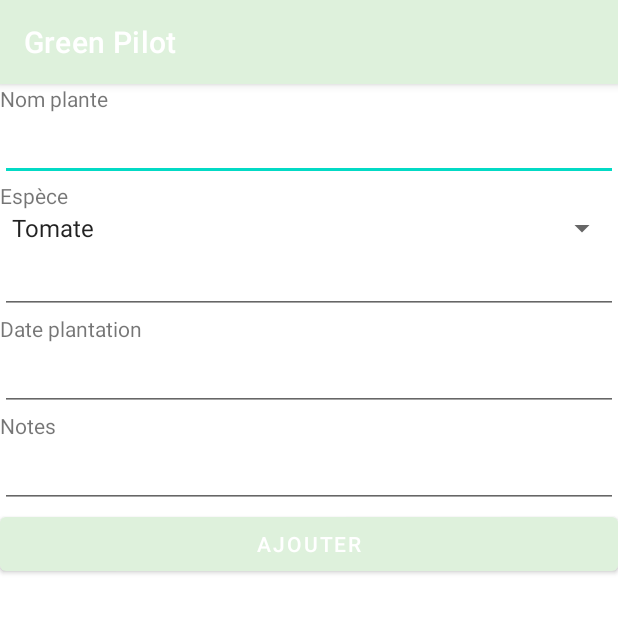
After one commit to MunierElsa/Green_Pilot, an Android app: the AddPlantActivity screen opened directly, with no data from a screen before it, on a phone screen of 412 x 824 dp, the top half of it. The commit adds this screen. Run offline under Robolectric (Android 15) with nearby library versions, the phone set to English and light mode, and no system bars.

Commit message:
Ajout AddPlant et création d'une liste test

```diff
--- /dev/null
+++ b/app/src/main/java/fr/epf/plantes_connectees/AddPlantActivity.kt
@@ -0,0 +1,53 @@
+package fr.epf.plantes_connectees
+
+import android.os.Bundle
+import android.util.Log
+import android.widget.Button
+import android.widget.EditText
+import android.widget.Spinner
+import androidx.appcompat.app.AppCompatActivity
+import fr.epf.plantes_connectees.data.ListPlantObject
+import fr.epf.plantes_connectees.model.Plante
+
+class AddPlantActivity : AppCompatActivity() {
+    override fun onCreate(savedInstanceState: Bundle?) {
+        super.onCreate(savedInstanceState)
+        setContentView(R.layout.activity_addplant)
+
+        ListPlantObject.createListPlant()
+        val nameEditText: EditText = findViewById<EditText>(R.id.name_edittext)
+        val speciesEditText: EditText = findViewById(R.id.species_edittext)
+        val dateEditText: EditText = findViewById(R.id.date_edittext)
+        val descriptionEditText: EditText = findViewById(R.id.description_edittext)
+        val speciesSpinner = findViewById<Spinner>(R.id.species_spinner)
+
+        val addButton = findViewById<Button>(R.id.add_plant_button)
+
+        addButton.setOnClickListener {
+
+
+            // Ajouter la plante à la liste
+            var list : MutableList<Plante> = mutableListOf()
+            list = ListPlantObject.getListPlant() as MutableList<Plante>
+
+
+            var plant =  Plante(2,"anne","tomate", "oui", "2424")
+
+            //var planteToAdd = Plante(list.size, nameEditText.text as String,
+              //  speciesSpinner.selectedItem as String, descriptionEditText.text as String,
+                //dateEditText.text as String)
+
+
+            list.add(plant)
+            ListPlantObject.editList(list)
+
+            Log.d("Plante", "Nom : ${nameEditText.text}")
+            Log.d("Plante", "Espèce : ${speciesEditText.text}")
+            Log.d("Plante", "Espèce spinner : ${speciesSpinner.selectedItem}")
+            Log.d("Plante", "Date plantation : ${dateEditText.text}")
+            Log.d("Plante", "Description : ${descriptionEditText.text}")
+        }
+
+    }
+
+}
--- a/app/src/main/java/fr/epf/plantes_connectees/PlanteAdapter.kt
+++ b/app/src/main/java/fr/epf/plantes_connectees/PlanteAdapter.kt
@@ -23,9 +23,9 @@ class PlanteAdapter(val plantes: List<Plante>) : RecyclerView.Adapter<PlanteAdap
         val plante = plantes[position]
 
         val textview = holder.view.findViewById<TextView>(R.id.adapter_plante_name_textView)
-        textview.setTextColor(Color.parseColor("#FFFFFFFF"));
+        textview.setTextColor(Color.parseColor("#FF000000"));
         val textview2 = holder.view.findViewById<TextView>(R.id.adapter_plante_values_textView)
-        textview2.setTextColor(Color.parseColor("#FFFFFFFF"));
+        textview2.setTextColor(Color.parseColor("#FF000000"));
         val planteImageView = holder.view.findViewById<ImageView>(R.id.adapter_plante_imageview)
         textview.text = plante.getNom()
         textview2.text = plante.getValeurs()
--- a/app/src/main/java/fr/epf/plantes_connectees/model/Plante.kt
+++ b/app/src/main/java/fr/epf/plantes_connectees/model/Plante.kt
@@ -1,8 +1,10 @@
 package fr.epf.plantes_connectees.model
 
-data class Plante (
-    val id : Int,
-    val name: String,
+
+data class Plante(
+    val id: Int,
+    var name: String,
+    val species: String,
     val description: String,
     val date: String,
 ) {
@@ -12,6 +14,7 @@ data class Plante (
             Plante(
                 nb,
                 "nom$it",
+                "tomate",
                 "description$it",
                 "2022-05-$it",
             )
--- /dev/null
+++ b/app/src/main/res/layout/activity_addplant.xml
@@ -0,0 +1,76 @@
+<?xml version="1.0" encoding="utf-8"?>
+<LinearLayout xmlns:android="http://schemas.android.com/apk/res/android"
+    xmlns:app="http://schemas.android.com/apk/res-auto"
+    xmlns:tools="http://schemas.android.com/tools"
+    android:layout_width="match_parent"
+    android:layout_height="match_parent"
+    android:orientation="vertical"
+    tools:context=".AddPlantActivity">
+
+    <TextView
+        android:layout_width="wrap_content"
+        android:layout_height="wrap_content"
+        android:text="@string/plant_name"
+        />
+    <EditText
+        android:id="@+id/name_edittext"
+        android:layout_width="match_parent"
+        android:layout_height="wrap_content"
+
+        ></EditText>
+
+
+    <TextView
+        android:layout_width="match_parent"
+        android:layout_height="wrap_content"
+        android:text="@string/plant_species"></TextView>
+
+    <Spinner
+        android:id="@+id/species_spinner"
+        android:layout_width="match_parent"
+        android:layout_height="wrap_content"
+        android:entries="@array/species">
+
+    </Spinner>
+
+    <EditText
+        android:id="@+id/species_edittext"
+        android:layout_width="match_parent"
+        android:layout_height="wrap_content"
+
+        ></EditText>
+
+    <TextView
+        android:layout_width="match_parent"
+        android:layout_height="wrap_content"
+        android:text="@string/plant_date"></TextView>
+
+    <EditText
+        android:id="@+id/date_edittext"
+        android:layout_width="match_parent"
+        android:layout_height="wrap_content"
+
+        ></EditText>
+
+    <TextView
+        android:layout_width="match_parent"
+        android:layout_height="wrap_content"
+        android:text="@string/plant_description"></TextView>
+
+    <EditText
+        android:id="@+id/description_edittext"
+        android:layout_width="match_parent"
+        android:layout_height="wrap_content"
+
+        ></EditText>
+
+
+    <Button
+        android:id="@+id/add_plant_button"
+        android:layout_width="match_parent"
+        android:layout_height="wrap_content"
+        android:text="@string/plant_add_button"></Button>
+
+
+
+</LinearLayout>
--- a/app/src/main/res/values/colors.xml
+++ b/app/src/main/res/values/colors.xml
@@ -1,10 +1,10 @@
 <?xml version="1.0" encoding="utf-8"?>
 <resources>
-    <color name="green">#006600</color>
+    <color name="green">#DEF1DC</color> <!--#006600-->
     <color name="green_dark">#134d00</color>
     <color name="teal_200">#FF03DAC5</color>
     <color name="teal_700">#FF018786</color>
     <color name="black">#FF000000</color>
     <color name="white">#FFFFFFFF</color>
-    <color name="background">#c6ffb3</color>
+    <color name="background">#FFFFFFFF</color>  <!--#c6ffb3-->
 </resources>
--- a/app/src/main/res/values/strings.xml
+++ b/app/src/main/res/values/strings.xml
@@ -1,3 +1,15 @@
 <resources>
     <string name="app_name">Green Pilot</string>
+    <string name="plant_add_button">Ajouter</string>
+    <string name="plant_name">Nom plante</string>
+    <string name="plant_species">Espèce</string>
+    <string name="plant_date">Date plantation</string>
+    <string name="plant_description">Notes</string>
+    <string-array name="species">
+        <item>Tomate</item>
+        <item>Fraise</item>
+        <item>Menthe</item>
+        <item>Basilic</item>
+        <item>Courgette</item>
+    </string-array>
 </resources>
```
Also changed, not shown: app/src/main/AndroidManifest.xml (+14 -0 lines), app/src/main/java/fr/epf/plantes_connectees/EditPlanteactivity.kt (added, +11 -0 lines), app/src/main/java/fr/epf/plantes_connectees/MainActivity.kt (+7 -2 lines), app/src/main/java/fr/epf/plantes_connectees/data/ListPlantObject.kt (added, +23 -0 lines), app/src/main/res/layout/activity_edit_planteactivity.xml (added, +9 -0 lines), app/src/main/res/layout/adapter_plante.xml (+4 -4 lines).
